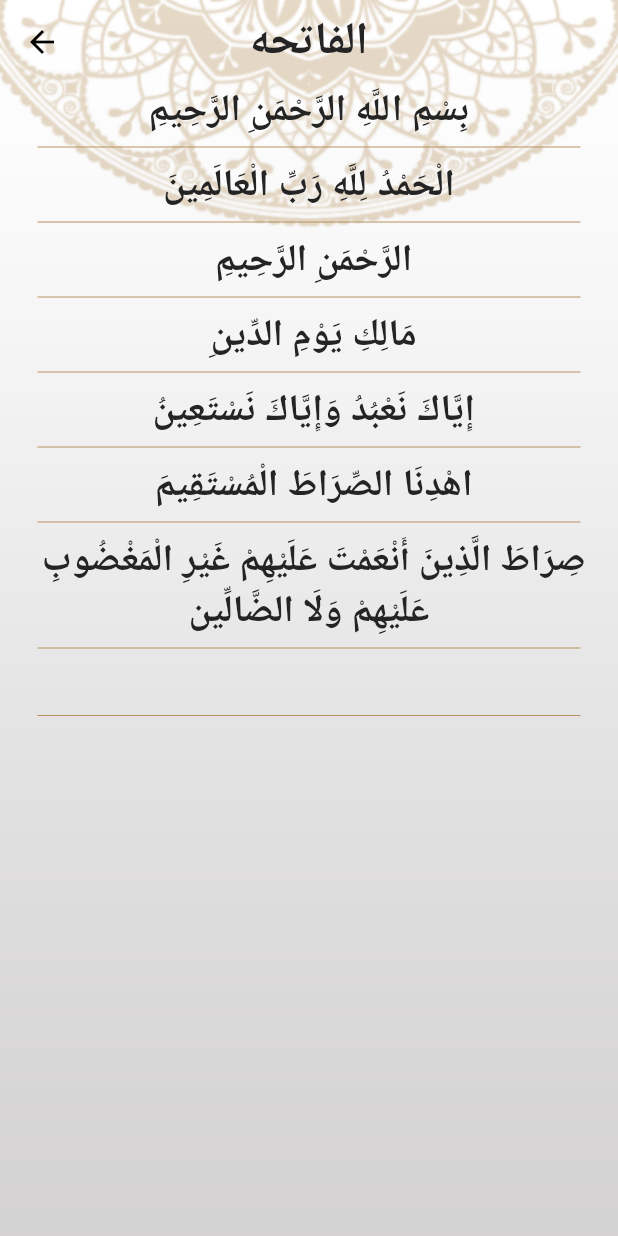
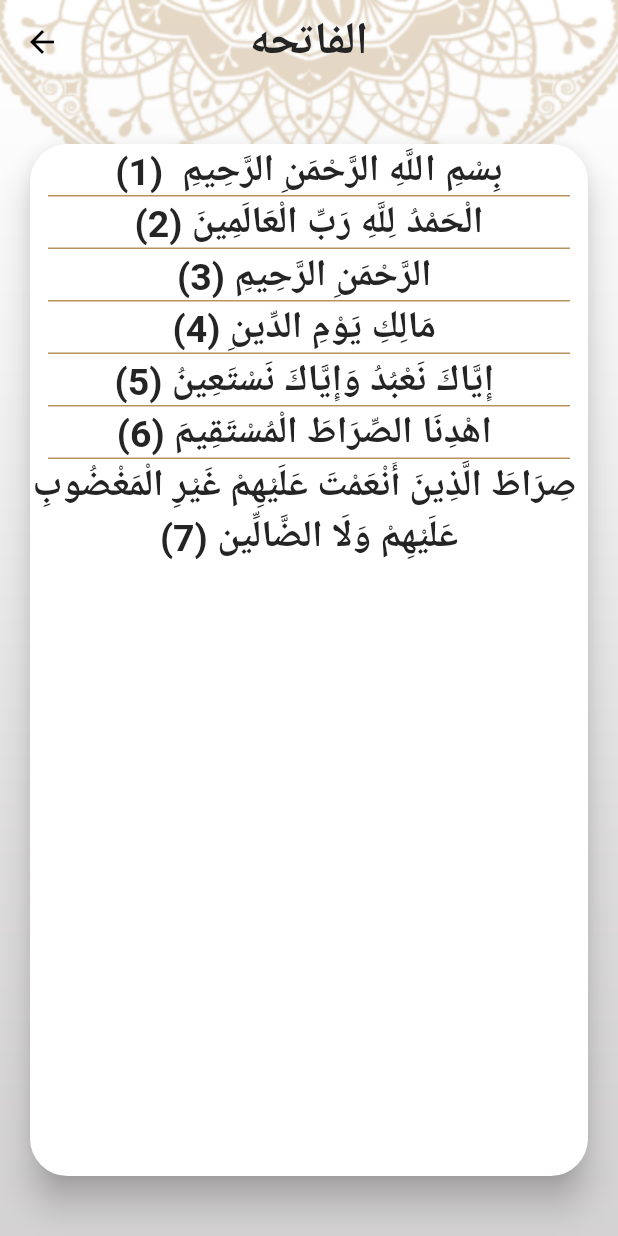
Before and after one commit to 0ArwaSaad0/islami_app, a Flutter app: the QuranTab widget shown alone on an empty page, opened directly, after a tap on "الفاتحه", on a phone screen of 412 x 824 dp. Run offline on Flutter 3.47's test engine with Material 2 defaults, Android fonts, the phone set to English and light mode, and no system bars.

Commit message:
update some changes in UI of soura_detail

```diff
--- a/lib/home/home_page.dart
+++ b/lib/home/home_page.dart
@@ -33,7 +33,6 @@ class _HomeState extends State<Home> {
             ),
             bottomNavigationBar: BottomNavigationBar(
               selectedItemColor: Colors.black,
-
               currentIndex: current_index,
               onTap: (index) {
                 current_index = index;
@@ -48,19 +47,21 @@ class _HomeState extends State<Home> {
                     label: 'Radio',
                     backgroundColor: MyThemeData.goldColor),
                 BottomNavigationBarItem(
-                    icon: const ImageIcon(AssetImage('assets/images/sebha.png'),
-                        size: 30),
+                    icon: const ImageIcon(
+                      AssetImage('assets/images/sebha.png'),
+                    ),
                     label: 'Sebha',
                     backgroundColor: MyThemeData.goldColor),
                 BottomNavigationBarItem(
                     icon: const ImageIcon(
-                        AssetImage('assets/images/ahadeth.png'),
-                        size: 30),
+                      AssetImage('assets/images/ahadeth.png'),
+                    ),
                     label: 'Ahadeth',
                     backgroundColor: MyThemeData.goldColor),
                 BottomNavigationBarItem(
-                    icon: const ImageIcon(AssetImage('assets/images/quran.png'),
-                        size: 30),
+                    icon: const ImageIcon(
+                      AssetImage('assets/images/quran.png'),
+                    ),
                     label: 'Quran',
                     backgroundColor: MyThemeData.goldColor),
               ],
--- a/lib/my_theme.dart
+++ b/lib/my_theme.dart
@@ -23,7 +23,16 @@ class MyThemeData {
         centerTitle: true,
         iconTheme: IconThemeData(color: Colors.black),
       ),
-  );
+      bottomNavigationBarTheme: const BottomNavigationBarThemeData(
+          selectedIconTheme: IconThemeData(
+        size: 30,
+        color: Colors.black,
+      ),
+        unselectedIconTheme: IconThemeData(
+        size: 28,
+        color: Colors.white,
+      ),
+      ));
   static ThemeData daarkTheme = ThemeData(
     textTheme: const TextTheme(
       headline1: TextStyle(
--- a/lib/quran/quran.dart
+++ b/lib/quran/quran.dart
@@ -126,17 +126,36 @@ class QuranTab extends StatelessWidget {
       child: Column(
         children: [
           Image.asset('assets/images/quran_main_bg.png'),
+          Container(
+            color: MyThemeData.goldColor,
+            height: 2,
+          ),
+          Padding(
+            padding: const EdgeInsets.all(4.0),
+            child: Container(
+
+              child: Text('اسم السوره',style: Theme.of(context).textTheme.subtitle1,),
+            ),
+          ),
+          Container(
+            color: MyThemeData.goldColor,
+            height: 2,
+          ),
+
           Expanded(
+            flex: 5,
+
             child: ListView.separated(
               itemCount: soura_name.length,
               itemBuilder: (_, index) {
                 return SouraNameItem(soura_name[index],index);
               },
               separatorBuilder: (context, int index) {
-                return Divider(
+                return Container(
                   color: MyThemeData.goldColor,
-                  endIndent: 25,
-                  indent: 25,
+                  height: 1,
+                  margin: EdgeInsets.symmetric(horizontal: 50),
+
                 );
               },
             ),
--- a/lib/quran/sura_name_item.dart
+++ b/lib/quran/sura_name_item.dart
@@ -15,10 +15,13 @@ class SouraNameItem extends StatelessWidget {
               SouraDetailScreen.routeName,
           arguments:SuraModelArgument(index: index, suraName: name)
             ),
-        child: Text(
-          name,
-          textAlign: TextAlign.center,
-          style: Theme.of(context).textTheme.subtitle1,
+        child: Padding(
+          padding: const EdgeInsets.all(3.0),
+          child: Text(
+            name,
+            textAlign: TextAlign.center,
+            style: Theme.of(context).textTheme.subtitle1,
+          ),
         ));
   }
 }
--- /dev/null
+++ b/lib/soura_detail/ayaat_detail.dart
@@ -0,0 +1,16 @@
+import 'package:flutter/material.dart';
+
+class AyaatDetail extends StatelessWidget {
+ String ayaat;
+ int index;
+ AyaatDetail({required this.ayaat,required this.index});
+  @override
+  Widget build(BuildContext context) {
+    return Text(
+      '$ayaat (${index+1})',
+      textDirection: TextDirection.rtl,
+      style: Theme.of(context).textTheme.subtitle1,
+      textAlign: TextAlign.center,
+    );
+  }
+}
--- a/lib/soura_detail/soura_detail_screen.dart
+++ b/lib/soura_detail/soura_detail_screen.dart
@@ -1,6 +1,7 @@
 import 'package:flutter/material.dart';
 import 'package:flutter/services.dart';
 import 'package:islami_app/my_theme.dart';
+import 'package:islami_app/soura_detail/ayaat_detail.dart';
 import 'package:islami_app/soura_detail/soura_model.dart';
 
 class SouraDetailScreen extends StatefulWidget {
@@ -35,20 +36,23 @@ class _SouraDetailScreenState extends State<SouraDetailScreen> {
         ),
         body: ayaat.isEmpty
             ? const Center(child: CircularProgressIndicator())
-            : ListView.separated(
-                itemCount: ayaat.length,
-                itemBuilder: (_, index) => Text(
-                  ayaat[index],
-                  style: Theme.of(context).textTheme.subtitle1,
-                  textAlign: TextAlign.center,
+            : Card(
+                margin: EdgeInsets.symmetric(vertical: 40, horizontal: 20),
+                elevation: 10,
+                shape: RoundedRectangleBorder(
+                    borderRadius: BorderRadius.circular(25)),
+                child: ListView.separated(
+                  itemCount: ayaat.length,
+                  itemBuilder: (_, index) =>
+                      AyaatDetail(ayaat: ayaat[index], index: index),
+                  separatorBuilder: (BuildContext context, int index) {
+                    return Container(
+                      color: MyThemeData.goldColor,
+                      height: 1,
+                      margin: EdgeInsets.symmetric(horizontal: 12),
+                    );
+                  },
                 ),
-                separatorBuilder: (BuildContext context, int index) {
-                  return Divider(
-                    endIndent: 25,
-                    indent: 25,
-                    color: MyThemeData.goldColor,
-                  );
-                },
               ),
       )
     ]);
@@ -57,7 +61,7 @@ class _SouraDetailScreenState extends State<SouraDetailScreen> {
   void load_fille(int index) async {
     String content =
         await rootBundle.loadString('assets/files/${index + 1}.txt');
-    List<String> lines = content.split('\n');
+    List<String> lines = content.trim().split('\n');
     ayaat = lines;
     setState(() {});
   }
```
Also changed, not shown: assets/files/1.txt (line endings or trailing spaces). Lines whose indentation alone changed are shown as unchanged.
